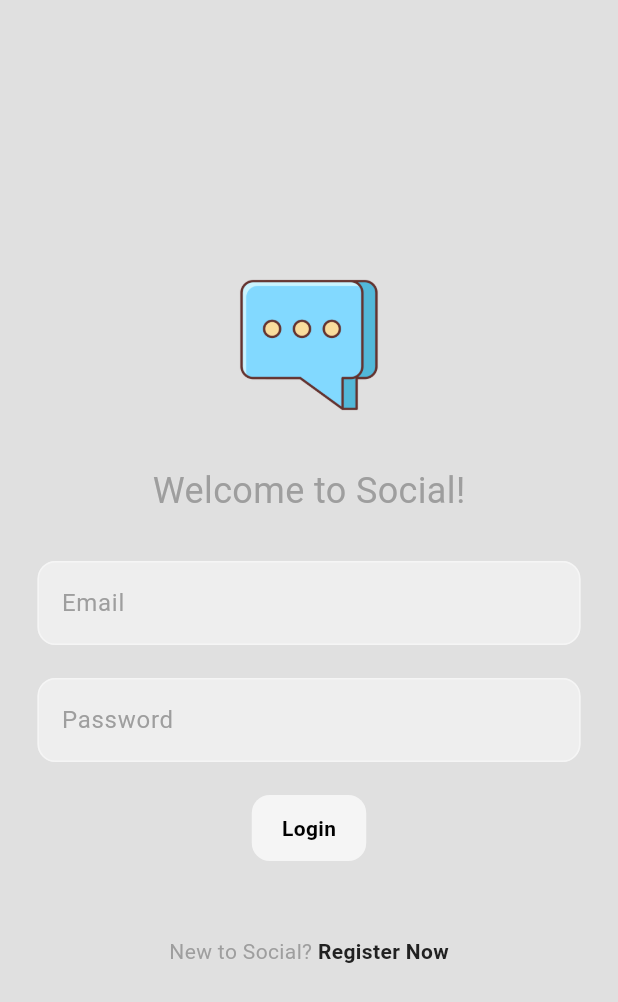
After one commit to SahilKarwasra/Social, a Flutter app: the screen it shows after launch, on a phone screen of 412 x 824 dp. The commit adds this screen. Shown: the top 1002 px of the screen. Run offline on Flutter 3.47's test engine with Material 3 defaults, Android fonts, the phone set to English and light mode, and no system bars; our stand-ins replace cached_network_image, cloud_firestore, file_picker, firebase_auth, firebase_core, flutter_bloc and 1 more; accounts and stored records are empty.

Commit message:
Dark mode light mode Added and support for Responsive Web Added...

```diff
--- a/lib/app.dart
+++ b/lib/app.dart
@@ -3,7 +3,8 @@ import 'package:flutter_bloc/flutter_bloc.dart';
 import 'package:social/features/post/data/firebase_post_repo.dart';
 import 'package:social/features/search/data/firebase_search_repo.dart';
 import 'package:social/features/search/presentation/cubits/search_cubit.dart';
-import 'package:social/themes/light_mode.dart';
+import 'package:social/themes/theme_cubit.dart';
+
 import 'features/auth/data/firebase_auth_repo.dart';
 import 'features/auth/presentation/cubits/auth_cubits.dart';
 import 'features/auth/presentation/cubits/auth_states.dart';
@@ -39,7 +40,8 @@ class MyApp extends StatelessWidget {
         providers: [
           // Auth Cubit
           BlocProvider<AuthCubit>(
-          create: (context) => AuthCubit(authRepo: authRepo)..checkAuthStatus(),
+            create: (context) =>
+                AuthCubit(authRepo: authRepo)..checkAuthStatus(),
           ),
 
           // Profile Cubit
@@ -62,10 +64,16 @@ class MyApp extends StatelessWidget {
           BlocProvider<SearchCubit>(
             create: (context) => SearchCubit(searchRepo: searchRepo),
           ),
+
+          // Theme Cubit
+          BlocProvider<ThemeCubit>(
+            create: (context) => ThemeCubit(),
+          ),
         ],
-      child: MaterialApp(
+        child: BlocBuilder<ThemeCubit, ThemeData>(
+          builder: (context, currentTheme) => MaterialApp(
             debugShowCheckedModeBanner: false,
-        theme: lightMode,
+            theme: currentTheme,
             home: BlocConsumer<AuthCubit, AuthStates>(
               builder: (context, authState) {
                 // if user is authenticated, navigate to home page
@@ -90,13 +98,14 @@ class MyApp extends StatelessWidget {
                 // Default case (Prevents returning null)
                 return const Scaffold(
                   body: Center(
-                child: Text("Something went wrong. Please restart the app."),
+                    child:
+                        Text("Something went wrong. Please restart the app."),
                   ),
                 );
               },
               listener: (context, state) {},
             ),
           ),
-    );
+        ));
   }
 }
--- a/lib/features/auth/presentation/pages/login_page.dart
+++ b/lib/features/auth/presentation/pages/login_page.dart
@@ -1,5 +1,6 @@
 import 'package:flutter/material.dart';
 import 'package:flutter_bloc/flutter_bloc.dart';
+import 'package:social/responsive/constrained_scaffold.dart';
 
 import '../components/c_button.dart';
 import '../components/c_textfields.dart';
@@ -53,7 +54,7 @@ class _LoginPageState extends State<LoginPage> {
 
   @override
   Widget build(BuildContext context) {
-    return Scaffold(
+    return ConstrainedScaffold(
       body: SafeArea(
         child: Center(
           child: Padding(
--- a/lib/features/auth/presentation/pages/signup_page.dart
+++ b/lib/features/auth/presentation/pages/signup_page.dart
@@ -1,5 +1,6 @@
 import 'package:flutter/material.dart';
 import 'package:flutter_bloc/flutter_bloc.dart';
+import 'package:social/responsive/constrained_scaffold.dart';
 
 import '../components/c_button.dart';
 import '../components/c_textfields.dart';
@@ -53,7 +54,7 @@ class _SignupPageState extends State<SignupPage> {
 
   @override
   Widget build(BuildContext context) {
-    return Scaffold(
+    return ConstrainedScaffold(
       body: SafeArea(
         child: Center(
           child: Padding(
--- a/lib/features/home/presentation/pages/home_screen.dart
+++ b/lib/features/home/presentation/pages/home_screen.dart
@@ -5,6 +5,7 @@ import 'package:social/features/post/presentation/components/post_tile.dart';
 import 'package:social/features/post/presentation/cubits/post_cubit.dart';
 import 'package:social/features/post/presentation/cubits/post_states.dart';
 import 'package:social/features/post/presentation/pages/upload_post_page.dart';
+import 'package:social/responsive/constrained_scaffold.dart';
 
 class HomeScreen extends StatefulWidget {
   const HomeScreen({super.key});
@@ -37,11 +38,12 @@ class _HomeScreenState extends State<HomeScreen> {
 
   @override
   Widget build(BuildContext context) {
-    return Scaffold(
+    return ConstrainedScaffold(
         appBar: AppBar(
           title: const Text('Home Page'),
           foregroundColor: Theme.of(context).colorScheme.primary,
           centerTitle: true,
+          backgroundColor: Theme.of(context).colorScheme.surface,
           actions: [
             IconButton(
               icon: Icon(Icons.add),
--- a/lib/features/post/presentation/pages/upload_post_page.dart
+++ b/lib/features/post/presentation/pages/upload_post_page.dart
@@ -9,6 +9,7 @@ import 'package:social/features/auth/presentation/cubits/auth_cubits.dart';
 import 'package:social/features/post/domain/entity/post.dart';
 import 'package:social/features/post/presentation/cubits/post_cubit.dart';
 import 'package:social/features/post/presentation/cubits/post_states.dart';
+import 'package:social/responsive/constrained_scaffold.dart';
 
 class UploadPostPage extends StatefulWidget {
   const UploadPostPage({super.key});
@@ -119,7 +120,7 @@ class _UploadPostPageState extends State<UploadPostPage> {
   }
 
   Widget buildUploadPage() {
-    return Scaffold(
+    return ConstrainedScaffold(
       appBar: AppBar(
         title: const Text("Create a Post"),
         centerTitle: true,
--- a/lib/features/profile/presentation/pages/edit_profile_page.dart
+++ b/lib/features/profile/presentation/pages/edit_profile_page.dart
@@ -8,6 +8,7 @@ import 'package:flutter_bloc/flutter_bloc.dart';
 import 'package:social/features/auth/presentation/components/c_textfields.dart';
 import 'package:social/features/profile/domain/entities/profile_users.dart';
 import 'package:flutter/foundation.dart' show kIsWeb;
+import 'package:social/responsive/constrained_scaffold.dart';
 
 import '../cubits/profile_cubit.dart';
 import '../cubits/profile_states.dart';
@@ -81,7 +82,7 @@ class _EditProfilePageState extends State<EditProfilePage> {
       builder: (context, state) {
         // Profile Loading
         if (state is ProfileLoading) {
-          return Scaffold(
+          return ConstrainedScaffold(
             body: Center(
               child: Column(
                 mainAxisAlignment: MainAxisAlignment.center,
--- a/lib/features/profile/presentation/pages/followers_page.dart
+++ b/lib/features/profile/presentation/pages/followers_page.dart
@@ -2,6 +2,7 @@ import 'package:flutter/material.dart';
 import 'package:flutter_bloc/flutter_bloc.dart';
 import 'package:social/features/profile/presentation/components/c_user_tile.dart';
 import 'package:social/features/profile/presentation/cubits/profile_cubit.dart';
+import 'package:social/responsive/constrained_scaffold.dart';
 
 class FollowersPage extends StatelessWidget {
   final List<String> followers;
@@ -18,7 +19,7 @@ class FollowersPage extends StatelessWidget {
     return DefaultTabController(
       length: 2,
       // Scaffold
-      child: Scaffold(
+      child: ConstrainedScaffold(
         // App Bar
         appBar: AppBar(
           // Tab Bar
--- a/lib/features/profile/presentation/pages/profile_page.dart
+++ b/lib/features/profile/presentation/pages/profile_page.dart
@@ -10,6 +10,7 @@ import 'package:social/features/profile/presentation/components/c_bio_box.dart';
 import 'package:social/features/profile/presentation/components/c_follow_button.dart';
 import 'package:social/features/profile/presentation/components/c_profile_stats.dart';
 import 'package:social/features/profile/presentation/pages/followers_page.dart';
+import 'package:social/responsive/constrained_scaffold.dart';
 
 import '../cubits/profile_cubit.dart';
 import '../cubits/profile_states.dart';
@@ -84,7 +85,7 @@ class _ProfilePageState extends State<ProfilePage> {
         final loadedUser = state.profileUser;
 
         // Main Profile Scaffold
-        return Scaffold(
+        return ConstrainedScaffold(
           appBar: AppBar(
             title: Text(loadedUser.name),
             foregroundColor: Theme.of(context).colorScheme.primary,
--- a/lib/features/search/presentation/pages/search_page.dart
+++ b/lib/features/search/presentation/pages/search_page.dart
@@ -2,6 +2,7 @@ import 'package:flutter/material.dart';
 import 'package:flutter_bloc/flutter_bloc.dart';
 import 'package:social/features/profile/presentation/components/c_user_tile.dart';
 import 'package:social/features/search/presentation/cubits/search_states.dart';
+import 'package:social/responsive/constrained_scaffold.dart';
 
 import '../cubits/search_cubit.dart';
 
@@ -35,7 +36,7 @@ class _SearchPageState extends State<SearchPage> {
 
   @override
   Widget build(BuildContext context) {
-    return Scaffold(
+    return ConstrainedScaffold(
       appBar: AppBar(
         title: TextField(
           controller: searchController,
--- /dev/null
+++ b/lib/responsive/constrained_scaffold.dart
@@ -0,0 +1,28 @@
+import 'package:flutter/material.dart';
+
+class ConstrainedScaffold extends StatelessWidget {
+  final Widget body;
+  final PreferredSizeWidget? appBar;
+  final Widget? drawer;
+
+  const ConstrainedScaffold({
+    super.key,
+    required this.body,
+    this.appBar,
+    this.drawer,
+  });
+
+  @override
+  Widget build(BuildContext context) {
+    return Scaffold(
+      appBar: appBar,
+      drawer: drawer,
+      body: Center(
+        child: ConstrainedBox(
+          constraints: const BoxConstraints(maxWidth: 430),
+          child: body,
+        ),
+      ),
+    );
+  }
+}
--- a/lib/themes/dark_mode.dart
+++ b/lib/themes/dark_mode.dart
@@ -6,7 +6,7 @@ ThemeData darkMode = ThemeData(
     primary: Color.fromARGB(255, 105, 105, 105),
     secondary: Color.fromARGB(255, 20, 20, 20),
     tertiary: Color.fromARGB(255, 29, 29, 29),
-    inversePrimary: Color.fromARGB(255, 195, 195, 195),
+    inversePrimary: Color.fromARGB(255, 161, 155, 155),
   ),
   scaffoldBackgroundColor: const Color.fromARGB(255, 9, 9, 9),
 );
--- /dev/null
+++ b/lib/themes/theme_cubit.dart
@@ -0,0 +1,21 @@
+import 'package:flutter/material.dart';
+import 'package:flutter_bloc/flutter_bloc.dart';
+import 'package:social/themes/dark_mode.dart';
+import 'package:social/themes/light_mode.dart';
+
+class ThemeCubit extends Cubit<ThemeData> {
+  bool _isDarkMode = false;
+
+  ThemeCubit() : super(lightMode);
+
+  bool get isDarkMode => _isDarkMode;
+
+  void toggleTheme() {
+    _isDarkMode = !_isDarkMode;
+    if (_isDarkMode) {
+      emit(darkMode);
+    } else {
+      emit(lightMode);
+    }
+  }
+}
```
Also changed, not shown: lib/features/home/presentation/components/c_drawer.dart (+6 -1 lines), lib/features/settings/page/setting_page.dart (added, +39 -0 lines). Lines whose indentation alone changed are shown as unchanged.
